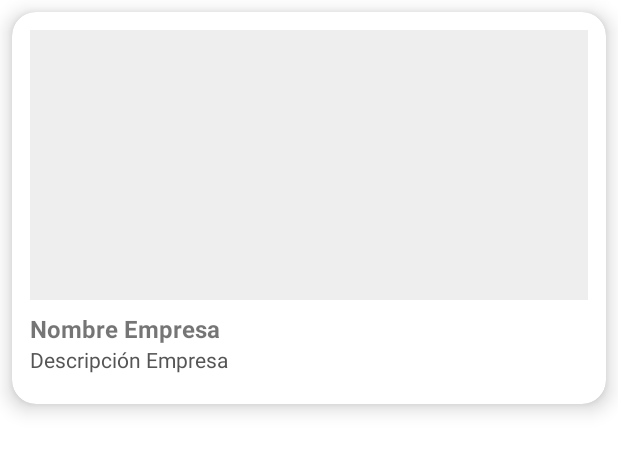
After one commit to xdluisNN/Applogin2025, an Android app: the layout item_empresa_con_paquetes.xml on its own in the app's theme, with its tools: preview values and no code run, on a phone screen of 412 x 824 dp. The commit adds this screen. Shown: the top 452 px of the screen. Run offline under Robolectric (Android 15) with nearby library versions, the phone set to English and light mode, and no system bars.

Commit message:
Mas cambios
Ya nos traemos los paquetes

```diff
--- /dev/null
+++ b/app/src/main/java/com/luis/applogin/EmpresaConPaquetes.kt
@@ -0,0 +1,6 @@
+package com.luis.applogin
+
+data class EmpresaConPaquetes(
+    val empresa: Empresa,
+    val paquetes: List<Paquete>
+)
--- /dev/null
+++ b/app/src/main/res/layout/item_empresa_con_paquetes.xml
@@ -0,0 +1,58 @@
+<?xml version="1.0" encoding="utf-8"?>
+<androidx.cardview.widget.CardView xmlns:android="http://schemas.android.com/apk/res/android"
+    xmlns:card_view="http://schemas.android.com/apk/res-auto"
+    android:layout_width="match_parent"
+    android:layout_height="wrap_content"
+    card_view:cardCornerRadius="16dp"
+    card_view:cardElevation="8dp"
+    android:layout_margin="8dp">
+
+    <LinearLayout
+        android:orientation="vertical"
+        android:padding="12dp"
+        android:layout_width="match_parent"
+        android:layout_height="wrap_content">
+
+        <ImageView
+            android:id="@+id/imageEmpresa"
+            android:layout_width="match_parent"
+            android:layout_height="180dp"
+            android:scaleType="centerCrop"
+            android:visibility="visible"
+            android:background="#EEEEEE" />
+
+        <TextView
+            android:id="@+id/textNoImage"
+            android:layout_width="match_parent"
+            android:layout_height="wrap_content"
+            android:text="Sin imagen"
+            android:gravity="center"
+            android:visibility="gone"
+            android:textStyle="italic"
+            android:textColor="#888888" />
+
+        <TextView
+            android:id="@+id/textNombre"
+            android:layout_width="match_parent"
+            android:layout_height="wrap_content"
+            android:text="Nombre Empresa"
+            android:textStyle="bold"
+            android:textSize="16sp"
+            android:layout_marginTop="8dp" />
+
+        <TextView
+            android:id="@+id/textDescripcion"
+            android:layout_width="match_parent"
+            android:layout_height="wrap_content"
+            android:text="Descripción Empresa"
+            android:textSize="14sp"
+            android:textColor="#555555" />
+
+        <androidx.recyclerview.widget.RecyclerView
+            android:id="@+id/recyclerPaquetes"
+            android:layout_width="match_parent"
+            android:layout_height="wrap_content"
+            android:layout_marginTop="8dp" />
+
+    </LinearLayout>
+</androidx.cardview.widget.CardView>
```
Also changed, not shown: app/src/main/java/com/luis/applogin/EmpresaConPaquetesAdapter.kt (added, +50 -0 lines), app/src/main/java/com/luis/applogin/Paquete.kt (added, +8 -0 lines), app/src/main/java/com/luis/applogin/PaqueteAdapter.kt (added, +31 -0 lines), app/src/main/java/com/luis/applogin/PaqueteriaFragment.kt (+52 -39 lines), app/src/main/res/layout/fragment_paqueteria.xml (+4 -6 lines), app/src/main/res/layout/item_paquete.xml (added, +45 -0 lines).
